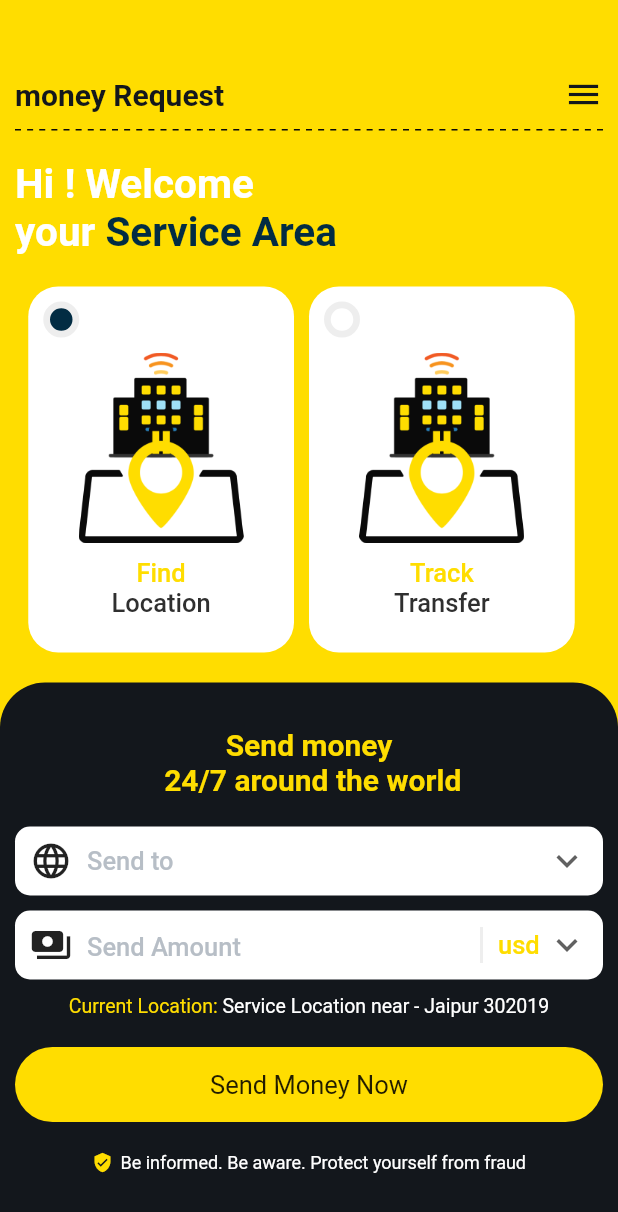
After one commit to Williamtobs/mr_app, a Flutter app: the HomePage screen opened directly, on a phone screen of 412 x 824 dp. The commit adds this screen. Shown: the top 1212 px of the screen. Run offline on Flutter 3.47's test engine with Material 2 defaults, Android fonts, the phone set to English and light mode, and no system bars; our stand-ins replace country_code_picker, pinput.

Commit message:
home screen

```diff
--- a/lib/src/screens/auth/login/login_with_email.dart
+++ b/lib/src/screens/auth/login/login_with_email.dart
@@ -1,6 +1,7 @@
 import 'package:flutter/gestures.dart';
 import 'package:flutter/material.dart';
 import 'package:mr_app/src/screens/auth/signup/signup_screen.dart';
+import 'package:mr_app/src/screens/home/home.dart';
 import 'package:mr_app/src/screens/shared/app_button.dart';
 import 'package:mr_app/src/screens/shared/app_plain_button.dart';
 import 'package:mr_app/src/screens/shared/app_textfield.dart';
@@ -103,13 +104,12 @@ class _LoginWIthEmailState extends State<LoginWIthEmail> {
                       child: AppButton(
                         text: 'SIGN IN',
                         onPressed: () {
-                          // AuthPopUp();
-                          // showDialog(
-                          //   context: context,
-                          //   builder: (BuildContext context) {
-                          //     return const AuthPopUp();
-                          //   },
-                          // );
+                          Navigator.push(
+                            context,
+                            MaterialPageRoute(
+                              builder: (context) => const HomePage(),
+                            ),
+                          );
                         },
                       ),
                     ),
--- /dev/null
+++ b/lib/src/screens/home/home.dart
@@ -0,0 +1,217 @@
+import 'package:flutter/material.dart';
+import 'package:mr_app/src/screens/home/widgets/amount.dart';
+import 'package:mr_app/src/screens/home/widgets/country_picker.dart';
+import 'package:mr_app/src/screens/home/widgets/home_option.dart';
+import 'package:mr_app/src/screens/shared/app_button.dart';
+import 'package:mr_app/src/screens/shared/dotted_line.dart';
+
+class HomePage extends StatefulWidget {
+  const HomePage({super.key});
+
+  @override
+  State<HomePage> createState() => _HomePageState();
+}
+
+class _HomePageState extends State<HomePage> {
+  String selected = 'location';
+  final TextEditingController _amountController = TextEditingController();
+  @override
+  Widget build(BuildContext context) {
+    return Scaffold(
+      backgroundColor: const Color.fromRGBO(255, 221, 0, 1),
+      body: SingleChildScrollView(
+        child: SizedBox(
+          height: MediaQuery.of(context).size.height,
+          child: Column(
+            children: [
+              Padding(
+                padding: const EdgeInsets.symmetric(horizontal: 10),
+                child: Column(
+                  crossAxisAlignment: CrossAxisAlignment.start,
+                  children: [
+                    const SizedBox(height: 50),
+                    Row(
+                      children: [
+                        const Text(
+                          'money Request',
+                          style: TextStyle(
+                            fontSize: 20,
+                            fontWeight: FontWeight.bold,
+                            color: Color.fromRGBO(19, 23, 28, 1),
+                          ),
+                        ),
+                        const Spacer(),
+                        InkWell(
+                          onTap: () {},
+                          child: const Icon(
+                            Icons.menu,
+                            color: Color.fromRGBO(19, 23, 28, 1),
+                            size: 26,
+                          ),
+                        )
+                      ],
+                    ),
+                    const SizedBox(height: 10),
+                    const MySeparator(
+                      color: Color.fromRGBO(10, 10, 10, 1),
+                    ),
+                    const SizedBox(height: 20),
+                    Padding(
+                      padding: const EdgeInsets.only(right: 10),
+                      child: Column(
+                        crossAxisAlignment: CrossAxisAlignment.start,
+                        children: [
+                          RichText(
+                            text: const TextSpan(
+                              text: 'Hi ! Welcome \nyour',
+                              style: TextStyle(
+                                fontSize: 27,
+                                fontWeight: FontWeight.bold,
+                                color: Colors.white,
+                              ),
+                              children: [
+                                TextSpan(
+                                  text: ' Service Area',
+                                  style: TextStyle(
+                                    fontSize: 27,
+                                    fontWeight: FontWeight.bold,
+                                    color: Color.fromRGBO(2, 44, 67, 1),
+                                  ),
+                                ),
+                              ],
+                            ),
+                          ),
+                          const SizedBox(height: 20),
+                          Row(
+                            mainAxisAlignment: MainAxisAlignment.center,
+                            children: [
+                              InkWell(
+                                onTap: () {
+                                  setState(() {
+                                    selected = 'location';
+                                  });
+                                },
+                                child: HomeOption(
+                                  selected: selected == 'location',
+                                  main: 'Find',
+                                  sub: 'Location',
+                                  image: 'assets/location.png',
+                                ),
+                              ),
+                              const SizedBox(width: 10),
+                              InkWell(
+                                onTap: () {
+                                  setState(() {
+                                    selected = 'transfer';
+                                  });
+                                },
+                                child: HomeOption(
+                                  selected: selected == 'transfer',
+                                  main: 'Track',
+                                  sub: 'Transfer',
+                                  image: 'assets/location.png',
+                                ),
+                              ),
+                            ],
+                          ),
+                          const SizedBox(height: 20),
+                        ],
+                      ),
+                    )
+                  ],
+                ),
+              ),
+              const Spacer(),
+              Container(
+                height: MediaQuery.of(context).size.height * 0.45,
+                width: MediaQuery.of(context).size.width,
+                padding: const EdgeInsets.symmetric(
+                  horizontal: 10,
+                  vertical: 20,
+                ),
+                decoration: const BoxDecoration(
+                  color: Color.fromRGBO(19, 23, 28, 1),
+                  borderRadius: BorderRadius.only(
+                    topLeft: Radius.circular(30),
+                    topRight: Radius.circular(30),
+                    bottomLeft: Radius.zero,
+                    bottomRight: Radius.zero,
+                  ),
+                ),
+                child: Column(
+                  children: [
+                    const SizedBox(height: 10),
+                    const Text(
+                      'Send money\n 24/7 around the world',
+                      textAlign: TextAlign.center,
+                      style: TextStyle(
+                        color: Color.fromRGBO(255, 221, 0, 1),
+                        fontSize: 20,
+                        fontWeight: FontWeight.bold,
+                      ),
+                    ),
+                    const SizedBox(height: 20),
+                    const CountryPicker(
+                      hint: 'Send to',
+                    ),
+                    const SizedBox(height: 10),
+                    AmountField(
+                      controller: _amountController,
+                      icon: Icons.payments,
+                    ),
+                    const SizedBox(height: 10),
+                    RichText(
+                      text: const TextSpan(
+                        text: 'Current Location: ',
+                        style: TextStyle(
+                          color: Color.fromRGBO(255, 221, 0, 1),
+                          fontSize: 13,
+                          fontWeight: FontWeight.normal,
+                        ),
+                        children: [
+                          TextSpan(
+                            text: 'Service Location near - Jaipur 302019',
+                            style: TextStyle(
+                              color: Colors.white,
+                              fontSize: 13,
+                              fontWeight: FontWeight.normal,
+                            ),
+                          ),
+                        ],
+                      ),
+                    ),
+                    const SizedBox(height: 20),
+                    AppButton(
+                      text: 'Send Money Now',
+                      onPressed: () {},
+                    ),
+                    const SizedBox(height: 20),
+                    Row(
+                      mainAxisAlignment: MainAxisAlignment.center,
+                      children: const [
+                        Icon(
+                          Icons.verified_user,
+                          color: Color.fromRGBO(255, 221, 0, 1),
+                          size: 14,
+                        ),
+                        SizedBox(width: 5),
+                        Text(
+                          'Be informed. Be aware. Protect yourself from fraud',
+                          style: TextStyle(
+                            color: Colors.white,
+                            fontSize: 12,
+                            fontWeight: FontWeight.normal,
+                          ),
+                        ),
+                      ],
+                    )
+                  ],
+                ),
+              )
+            ],
+          ),
+        ),
+      ),
+    );
+  }
+}
--- /dev/null
+++ b/lib/src/screens/home/widgets/amount.dart
@@ -0,0 +1,86 @@
+import 'package:flutter/material.dart';
+
+class AmountField extends StatelessWidget {
+  final TextEditingController controller;
+  final IconData icon;
+  const AmountField({super.key, required this.controller, required this.icon});
+
+  @override
+  Widget build(BuildContext context) {
+    return Container(
+      width: MediaQuery.of(context).size.width,
+      height: 46,
+      padding: const EdgeInsets.symmetric(horizontal: 10),
+      decoration: BoxDecoration(
+        color: Colors.white,
+        borderRadius: BorderRadius.circular(10),
+      ),
+      child: Row(
+        children: [
+          Icon(
+            icon,
+            size: 28,
+          ),
+          const SizedBox(width: 10),
+          Expanded(
+            child: TextField(
+              controller: controller,
+              keyboardType: TextInputType.number,
+              decoration: const InputDecoration(
+                border: InputBorder.none,
+                hintText: 'Send Amount',
+                hintStyle: TextStyle(
+                  color: Color.fromRGBO(183, 190, 198, 1),
+                  fontSize: 17,
+                  fontWeight: FontWeight.w500,
+                ),
+              ),
+            ),
+          ),
+          const SizedBox(width: 5),
+          Container(
+            width: 2,
+            height: 24,
+            color: Colors.grey[200],
+          ),
+          const SizedBox(width: 10),
+          SizedBox(
+            width: 60,
+            child: DropdownButtonHideUnderline(
+              child: DropdownButton<String>(
+                isExpanded: true,
+                hint: const Text(
+                  'usd',
+                  style: TextStyle(
+                    color: Color.fromRGBO(255, 221, 0, 1),
+                    fontSize: 17,
+                    fontWeight: FontWeight.w500,
+                  ),
+                ),
+                icon: const Icon(
+                  Icons.expand_more,
+                  size: 28,
+                ),
+                items: <String>['usd', 'naira', 'rupee', 'cedis']
+                    .map((String value) {
+                  return DropdownMenuItem<String>(
+                    value: value,
+                    child: Text(
+                      value,
+                      style: const TextStyle(
+                        color: Color.fromRGBO(47, 47, 47, 1),
+                        fontSize: 17,
+                        fontWeight: FontWeight.w500,
+                      ),
+                    ),
+                  );
+                }).toList(),
+                onChanged: (_) {},
+              ),
+            ),
+          ),
+        ],
+      ),
+    );
+  }
+}
--- /dev/null
+++ b/lib/src/screens/home/widgets/country_picker.dart
@@ -0,0 +1,62 @@
+import 'package:flutter/material.dart';
+
+class CountryPicker extends StatelessWidget {
+  final String hint;
+  const CountryPicker({super.key, required this.hint});
+
+  @override
+  Widget build(BuildContext context) {
+    return Container(
+      width: MediaQuery.of(context).size.width,
+      height: 46,
+      padding: const EdgeInsets.symmetric(horizontal: 10),
+      decoration: BoxDecoration(
+        color: Colors.white,
+        borderRadius: BorderRadius.circular(10),
+      ),
+      child: Row(
+        children: [
+          const Icon(
+            Icons.language,
+            size: 28,
+          ),
+          const SizedBox(width: 10),
+          Expanded(
+            child: DropdownButtonHideUnderline(
+              child: DropdownButton<String>(
+                isExpanded: true,
+                hint: Text(
+                  hint,
+                  style: const TextStyle(
+                    color: Color.fromRGBO(183, 190, 198, 1),
+                    fontSize: 17,
+                    fontWeight: FontWeight.w500,
+                  ),
+                ),
+                icon: const Icon(
+                  Icons.expand_more,
+                  size: 28,
+                ),
+                items: <String>['United State', 'India', 'Nigeria', 'Ghana']
+                    .map((String value) {
+                  return DropdownMenuItem<String>(
+                    value: value,
+                    child: Text(
+                      value,
+                      style: const TextStyle(
+                        color: Color.fromRGBO(47, 47, 47, 1),
+                        fontSize: 17,
+                        fontWeight: FontWeight.w500,
+                      ),
+                    ),
+                  );
+                }).toList(),
+                onChanged: (_) {},
+              ),
+            ),
+          ),
+        ],
+      ),
+    );
+  }
+}
--- /dev/null
+++ b/lib/src/screens/home/widgets/home_option.dart
@@ -0,0 +1,69 @@
+import 'package:flutter/material.dart';
+
+class HomeOption extends StatelessWidget {
+  final bool selected;
+  final String main, image, sub;
+  const HomeOption(
+      {super.key,
+      required this.selected,
+      required this.main,
+      required this.sub,
+      required this.image});
+
+  @override
+  Widget build(BuildContext context) {
+    return Container(
+      height: 244,
+      width: MediaQuery.of(context).size.width * 0.43,
+      padding: const EdgeInsets.symmetric(horizontal: 10, vertical: 10),
+      decoration: BoxDecoration(
+        color: Colors.white,
+        borderRadius: BorderRadius.circular(20),
+      ),
+      child: Column(
+        children: [
+          Align(
+            alignment: Alignment.topLeft,
+            child: Container(
+              height: 24,
+              width: 24,
+              decoration: BoxDecoration(
+                color: selected
+                    ? const Color.fromRGBO(2, 44, 67, 1)
+                    : Colors.white,
+                shape: BoxShape.circle,
+                border: Border.all(
+                  color: Colors.grey[200]!,
+                  width: 4.5,
+                ),
+              ),
+            ),
+          ),
+          const SizedBox(height: 10),
+          Image.asset(
+            image,
+            width: 110,
+            height: 127,
+          ),
+          const SizedBox(height: 10),
+          Text(
+            main,
+            style: const TextStyle(
+              color: Color.fromRGBO(255, 221, 0, 1),
+              fontSize: 17,
+              fontWeight: FontWeight.w500,
+            ),
+          ),
+          Text(
+            sub,
+            style: const TextStyle(
+              color: Color.fromRGBO(47, 47, 47, 1),
+              fontSize: 17,
+              fontWeight: FontWeight.w500,
+            ),
+          ),
+        ],
+      ),
+    );
+  }
+}
--- a/lib/src/screens/shared/app_button.dart
+++ b/lib/src/screens/shared/app_button.dart
@@ -12,7 +12,7 @@ class AppButton extends StatelessWidget {
         onPressed();
       },
       child: Container(
-        width: MediaQuery.of(context).size.width * 0.6,
+        width: MediaQuery.of(context).size.width,
         height: 50,
         decoration: BoxDecoration(
           color: const Color.fromRGBO(255, 221, 0, 1),
--- a/lib/src/screens/shared/appmodal.dart
+++ b/lib/src/screens/shared/appmodal.dart
@@ -16,7 +16,7 @@ class _AuthPopUpState extends State<AuthPopUp> {
     return AlertDialog(
       backgroundColor: Colors.transparent,
       content: SizedBox(
-        height: MediaQuery.of(context).size.height * 0.5,
+        height: MediaQuery.of(context).size.height * 0.6,
         child: SingleChildScrollView(
           child: Column(
             children: [
--- /dev/null
+++ b/lib/src/screens/shared/dotted_line.dart
@@ -0,0 +1,33 @@
+import 'package:flutter/material.dart';
+
+class MySeparator extends StatelessWidget {
+  const MySeparator({Key? key, this.height = 1, this.color = Colors.black})
+      : super(key: key);
+  final double height;
+  final Color color;
+
+  @override
+  Widget build(BuildContext context) {
+    return LayoutBuilder(
+      builder: (BuildContext context, BoxConstraints constraints) {
+        final boxWidth = constraints.constrainWidth();
+        const dashWidth = 4.0;
+        final dashHeight = height;
+        final dashCount = (boxWidth / (2 * dashWidth)).floor();
+        return Flex(
+          mainAxisAlignment: MainAxisAlignment.spaceBetween,
+          direction: Axis.horizontal,
+          children: List.generate(dashCount, (_) {
+            return SizedBox(
+              width: dashWidth,
+              height: dashHeight,
+              child: DecoratedBox(
+                decoration: BoxDecoration(color: color),
+              ),
+            );
+          }),
+        );
+      },
+    );
+  }
+}
```
Also changed, not shown: assets/location.png (added), 3 other files.
